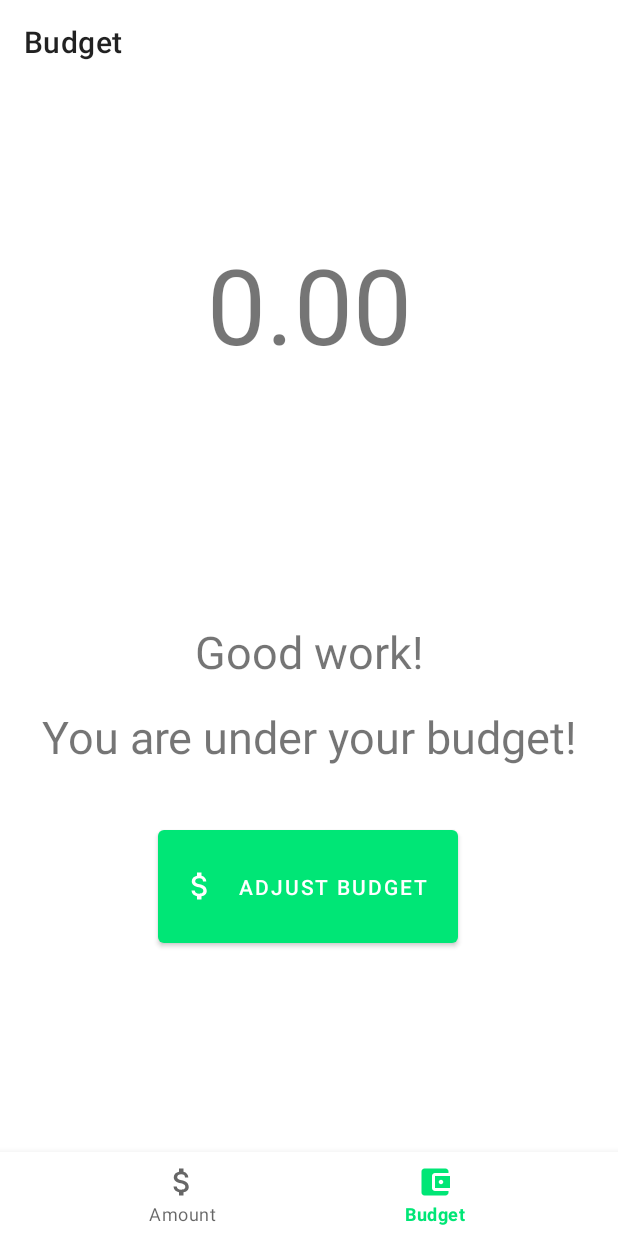
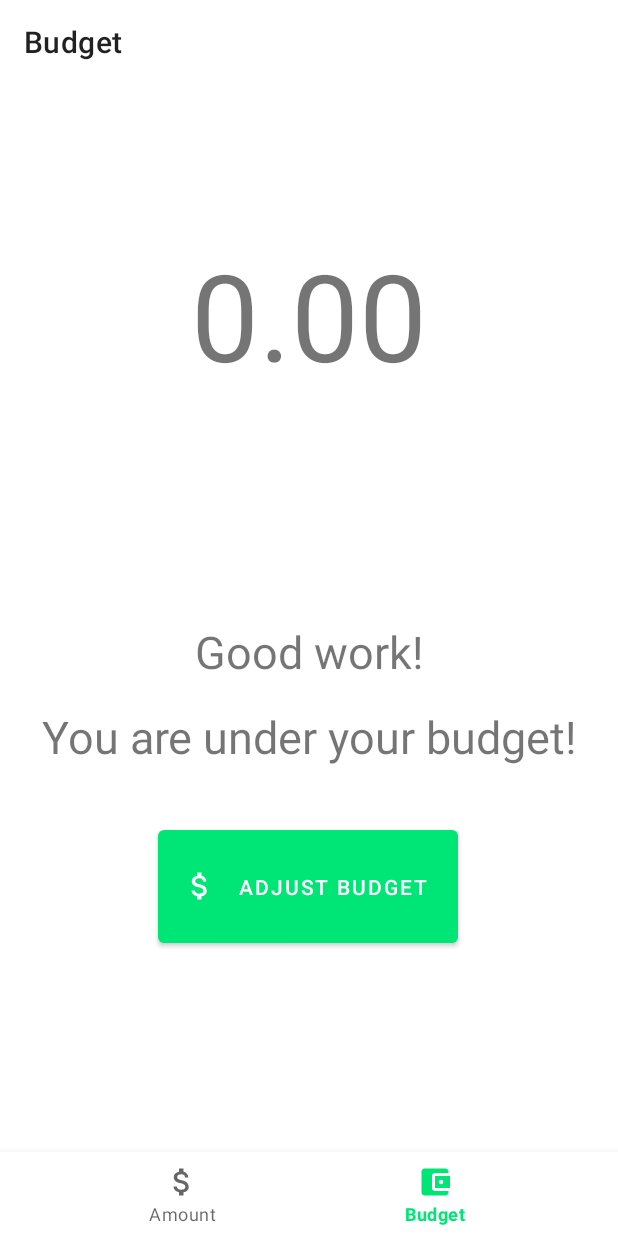
Before and after one commit to GittyMac/WalletCount, an Android app: the DashboardFragment screen opened through its navigation route, on a phone screen of 412 x 824 dp. Run offline under Robolectric (Android 15) with nearby library versions, the phone set to English and light mode, and no system bars; our stand-ins replace navigation-ui.

Commit message:
fixed the layout of the budget dashboard

```diff
--- a/app/src/main/res/layout/fragment_dashboard.xml
+++ b/app/src/main/res/layout/fragment_dashboard.xml
@@ -1,14 +1,22 @@
 <?xml version="1.0" encoding="utf-8"?>
-<androidx.constraintlayout.widget.ConstraintLayout xmlns:android="http://schemas.android.com/apk/res/android"
+<ScrollView
+    xmlns:android="http://schemas.android.com/apk/res/android"
     xmlns:app="http://schemas.android.com/apk/res-auto"
     xmlns:tools="http://schemas.android.com/tools"
     android:layout_width="match_parent"
     android:layout_height="match_parent"
+    android:fillViewport="true">
+
+
+<androidx.constraintlayout.widget.ConstraintLayout
+    android:layout_width="match_parent"
+    android:layout_height="wrap_content"
     tools:context=".ui.dashboard.DashboardFragment">
 
     <TextView
         android:id="@+id/textView7"
-        android:layout_width="343dp"
+        android:layout_width="match_parent"
+        android:autoSizeTextType="uniform"
         android:layout_height="108dp"
         android:layout_marginTop="100dp"
         android:layout_marginBottom="13dp"
@@ -69,3 +77,4 @@
         tools:layout_editor_absoluteY="-3dp" />
 
 </androidx.constraintlayout.widget.ConstraintLayout>
+</ScrollView>
```
